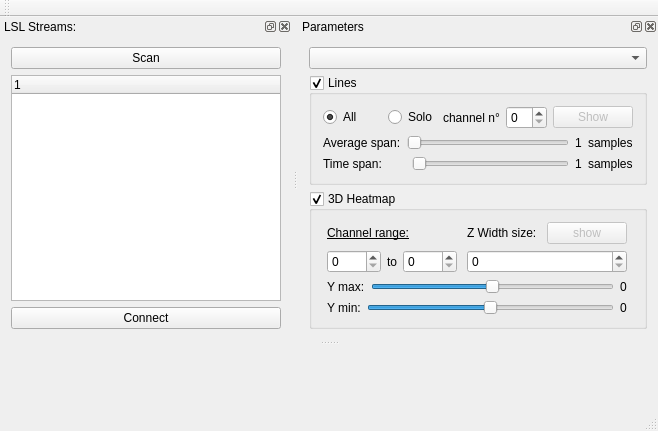
First picture: the form in forms/mainwindow.ui, repository Aightech/lslsub_plotter, before the edit.
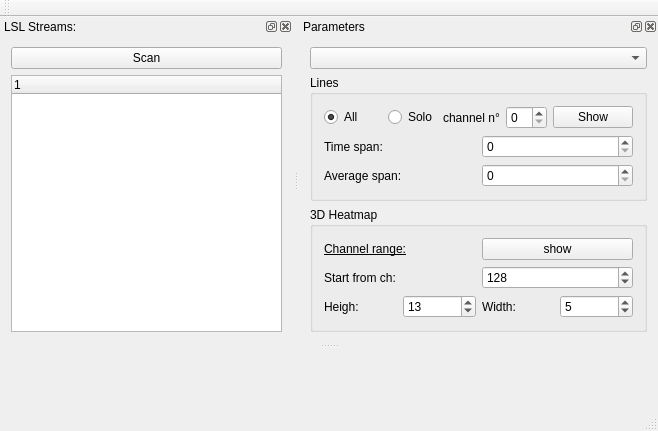
Second picture: the form after the edit.

```diff
--- a/forms/mainwindow.ui
+++ b/forms/mainwindow.ui
@@ -42,7 +42,7 @@
   <widget class="QStatusBar" name="statusBar"/>
   <widget class="QDockWidget" name="dockWidget_3">
    <property name="sizePolicy">
-    <sizepolicy hsizetype="Expanding" vsizetype="Preferred">
+    <sizepolicy hsizetype="Preferred" vsizetype="Preferred">
      <horstretch>0</horstretch>
      <verstretch>0</verstretch>
     </sizepolicy>
@@ -58,10 +58,10 @@
    </attribute>
    <widget class="QWidget" name="dockWidgetContents_3">
     <layout class="QGridLayout" name="gridLayout_7">
-     <item row="3" column="0">
-      <widget class="QPushButton" name="pushButton_connect_stream">
+     <item row="0" column="0">
+      <widget class="QPushButton" name="pushButton_scanStream">
        <property name="text">
-        <string>Connect</string>
+        <string>Scan</string>
        </property>
       </widget>
      </item>
@@ -74,19 +74,12 @@
        </column>
       </widget>
      </item>
-     <item row="0" column="0">
-      <widget class="QPushButton" name="pushButton_scanStream">
-       <property name="text">
-        <string>Scan</string>
-       </property>
-      </widget>
-     </item>
     </layout>
    </widget>
   </widget>
   <widget class="QDockWidget" name="dockWidget">
    <property name="sizePolicy">
-    <sizepolicy hsizetype="Minimum" vsizetype="Minimum">
+    <sizepolicy hsizetype="Preferred" vsizetype="Minimum">
      <horstretch>0</horstretch>
      <verstretch>0</verstretch>
     </sizepolicy>
@@ -104,10 +97,23 @@
        <item>
         <layout class="QVBoxLayout" name="verticalLayout_3D">
          <item>
-          <widget class="QComboBox" name="comboBox_stream"/>
+          <widget class="QComboBox" name="comboBox_stream">
+           <property name="sizePolicy">
+            <sizepolicy hsizetype="Preferred" vsizetype="Fixed">
+             <horstretch>0</horstretch>
+             <verstretch>0</verstretch>
+            </sizepolicy>
+           </property>
+          </widget>
          </item>
          <item>
           <widget class="QGroupBox" name="groupBox_2D">
+           <property name="sizePolicy">
+            <sizepolicy hsizetype="Preferred" vsizetype="Preferred">
+             <horstretch>0</horstretch>
+             <verstretch>0</verstretch>
+            </sizepolicy>
+           </property>
            <property name="title">
             <string>Lines</string>
            </property>
@@ -115,108 +121,24 @@
             <bool>false</bool>
            </property>
            <property name="checkable">
-            <bool>true</bool>
+            <bool>false</bool>
            </property>
            <layout class="QGridLayout" name="gridLayout_2">
-            <item row="1" column="0" colspan="3">
-             <layout class="QHBoxLayout" name="horizontalLayout_4">
-              <item>
-               <widget class="QLabel" name="label_11">
-                <property name="text">
-                 <string>Average span:</string>
-                </property>
-               </widget>
-              </item>
-              <item>
-               <widget class="QSlider" name="horizontalSlider_mean_span">
-                <property name="sizePolicy">
-                 <sizepolicy hsizetype="Expanding" vsizetype="Fixed">
-                  <horstretch>0</horstretch>
-                  <verstretch>0</verstretch>
-                 </sizepolicy>
-                </property>
-                <property name="minimum">
-                 <number>1</number>
-                </property>
-                <property name="maximum">
-                 <number>300</number>
-                </property>
-                <property name="orientation">
-                 <enum>Qt::Horizontal</enum>
-                </property>
-               </widget>
-              </item>
-              <item>
-               <widget class="QLabel" name="label_meanSpan">
-                <property name="sizePolicy">
-                 <sizepolicy hsizetype="Minimum" vsizetype="Preferred">
-                  <horstretch>0</horstretch>
-                  <verstretch>0</verstretch>
-                 </sizepolicy>
-                </property>
-                <property name="text">
-                 <string>1</string>
-                </property>
-               </widget>
-              </item>
-              <item>
-               <widget class="QLabel" name="label_13">
-                <property name="text">
-                 <string>samples</string>
-                </property>
-               </widget>
-              </item>
-             </layout>
-            </item>
-            <item row="2" column="0" colspan="3">
-             <layout class="QHBoxLayout" name="horizontalLayout_5">
-              <item>
-               <widget class="QLabel" name="label_15">
-                <property name="text">
-                 <string>Time span:       </string>
-                </property>
-               </widget>
-              </item>
-              <item>
-               <widget class="QSlider" name="horizontalSlider_timeSpan">
-                <property name="sizePolicy">
-                 <sizepolicy hsizetype="Expanding" vsizetype="Fixed">
-                  <horstretch>0</horstretch>
-                  <verstretch>0</verstretch>
-                 </sizepolicy>
-                </property>
-                <property name="minimum">
-                 <number>10</number>
-                </property>
-                <property name="maximum">
-                 <number>5000</number>
-                </property>
-                <property name="orientation">
-                 <enum>Qt::Horizontal</enum>
-                </property>
-               </widget>
-              </item>
-              <item>
-               <widget class="QLabel" name="label_timeSpan">
-                <property name="sizePolicy">
-                 <sizepolicy hsizetype="Minimum" vsizetype="Preferred">
-                  <horstretch>0</horstretch>
-                  <verstretch>0</verstretch>
-                 </sizepolicy>
-                </property>
-                <property name="text">
-                 <string>1</string>
-                </property>
-               </widget>
-              </item>
-              <item>
-               <widget class="QLabel" name="label_17">
-                <property name="text">
-                 <string>samples</string>
-                </property>
-               </widget>
-              </item>
-             </layout>
+            <item row="0" column="2">
+             <widget class="QPushButton" name="pushButton_plot_line">
+              <property name="enabled">
+               <bool>true</bool>
+              </property>
+              <property name="sizePolicy">
+               <sizepolicy hsizetype="Preferred" vsizetype="Fixed">
+                <horstretch>0</horstretch>
+                <verstretch>0</verstretch>
+               </sizepolicy>
+              </property>
+              <property name="text">
+               <string>Show</string>
+              </property>
+             </widget>
             </item>
             <item row="0" column="0">
              <widget class="QRadioButton" name="radioButton_all">
@@ -238,6 +160,12 @@
              <layout class="QHBoxLayout" name="horizontalLayout_6">
               <item>
                <widget class="QRadioButton" name="radioButton_solo">
+                <property name="sizePolicy">
+                 <sizepolicy hsizetype="Preferred" vsizetype="Fixed">
+                  <horstretch>0</horstretch>
+                  <verstretch>0</verstretch>
+                 </sizepolicy>
+                </property>
                 <property name="text">
                  <string>Solo</string>
                 </property>
@@ -246,7 +174,7 @@
               <item>
                <widget class="QLabel" name="label">
                 <property name="sizePolicy">
-                 <sizepolicy hsizetype="Minimum" vsizetype="Minimum">
+                 <sizepolicy hsizetype="Preferred" vsizetype="Minimum">
                   <horstretch>0</horstretch>
                   <verstretch>0</verstretch>
                  </sizepolicy>
@@ -257,9 +185,9 @@
                </widget>
               </item>
               <item>
-               <widget class="QSpinBox" name="spinBox_channelNum">
+               <widget class="QSpinBox" name="spinBox_lineChannelNum">
                 <property name="sizePolicy">
-                 <sizepolicy hsizetype="Minimum" vsizetype="Fixed">
+                 <sizepolicy hsizetype="Preferred" vsizetype="Fixed">
                   <horstretch>0</horstretch>
                   <verstretch>0</verstretch>
                  </sizepolicy>
@@ -274,21 +202,59 @@
               </item>
              </layout>
             </item>
-            <item row="0" column="2">
-             <widget class="QPushButton" name="pushButton_display2D">
-              <property name="enabled">
-               <bool>false</bool>
-              </property>
-              <property name="sizePolicy">
-               <sizepolicy hsizetype="Fixed" vsizetype="Fixed">
-                <horstretch>0</horstretch>
-                <verstretch>0</verstretch>
-               </sizepolicy>
-              </property>
-              <property name="text">
-               <string>Show</string>
-              </property>
-             </widget>
+            <item row="2" column="0" colspan="3">
+             <layout class="QHBoxLayout" name="horizontalLayout_4">
+              <item>
+               <widget class="QLabel" name="label_11">
+                <property name="sizePolicy">
+                 <sizepolicy hsizetype="Preferred" vsizetype="Preferred">
+                  <horstretch>0</horstretch>
+                  <verstretch>0</verstretch>
+                 </sizepolicy>
+                </property>
+                <property name="text">
+                 <string>Average span:</string>
+                </property>
+               </widget>
+              </item>
+              <item>
+               <widget class="QSpinBox" name="spinBox_AvgSpan">
+                <property name="sizePolicy">
+                 <sizepolicy hsizetype="Preferred" vsizetype="Fixed">
+                  <horstretch>0</horstretch>
+                  <verstretch>0</verstretch>
+                 </sizepolicy>
+                </property>
+               </widget>
+              </item>
+             </layout>
+            </item>
+            <item row="1" column="0" colspan="3">
+             <layout class="QHBoxLayout" name="horizontalLayout_5">
+              <item>
+               <widget class="QLabel" name="label_15">
+                <property name="sizePolicy">
+                 <sizepolicy hsizetype="Preferred" vsizetype="Preferred">
+                  <horstretch>0</horstretch>
+                  <verstretch>0</verstretch>
+                 </sizepolicy>
+                </property>
+                <property name="text">
+                 <string>Time span:       </string>
+                </property>
+               </widget>
+              </item>
+              <item>
+               <widget class="QSpinBox" name="spinBox_lineTimeSpan">
+                <property name="sizePolicy">
+                 <sizepolicy hsizetype="Preferred" vsizetype="Fixed">
+                  <horstretch>0</horstretch>
+                  <verstretch>0</verstretch>
+                 </sizepolicy>
+                </property>
+               </widget>
+              </item>
+             </layout>
             </item>
            </layout>
           </widget>
@@ -296,7 +262,7 @@
          <item>
           <widget class="QGroupBox" name="groupBox_3D">
            <property name="sizePolicy">
-            <sizepolicy hsizetype="Minimum" vsizetype="Preferred">
+            <sizepolicy hsizetype="Preferred" vsizetype="Preferred">
              <horstretch>0</horstretch>
              <verstretch>0</verstretch>
             </sizepolicy>
@@ -305,144 +271,13 @@
             <string>3D Heatmap</string>
            </property>
            <property name="checkable">
-            <bool>true</bool>
+            <bool>false</bool>
            </property>
            <layout class="QGridLayout" name="gridLayout">
-            <item row="2" column="1" colspan="2">
-             <widget class="QSpinBox" name="spinBox_heatmapZWidthSize">
-              <property name="sizePolicy">
-               <sizepolicy hsizetype="Preferred" vsizetype="Fixed">
-                <horstretch>0</horstretch>
-                <verstretch>0</verstretch>
-               </sizepolicy>
-              </property>
-              <property name="maximum">
-               <number>1000</number>
-              </property>
-             </widget>
-            </item>
-            <item row="1" column="1">
-             <widget class="QLabel" name="label_9">
-              <property name="sizePolicy">
-               <sizepolicy hsizetype="Fixed" vsizetype="Preferred">
-                <horstretch>0</horstretch>
-                <verstretch>0</verstretch>
-               </sizepolicy>
-              </property>
-              <property name="text">
-               <string>Z Width size:</string>
-              </property>
-             </widget>
-            </item>
-            <item row="2" column="0">
-             <layout class="QHBoxLayout" name="horizontalLayout_20">
-              <item>
-               <widget class="QSpinBox" name="spinBox_heatmapChmin">
-                <property name="sizePolicy">
-                 <sizepolicy hsizetype="Minimum" vsizetype="Fixed">
-                  <horstretch>0</horstretch>
-                  <verstretch>0</verstretch>
-                 </sizepolicy>
-                </property>
-                <property name="maximum">
-                 <number>1000</number>
-                </property>
-               </widget>
-              </item>
-              <item>
-               <widget class="QLabel" name="label_31">
-                <property name="sizePolicy">
-                 <sizepolicy hsizetype="Minimum" vsizetype="Preferred">
-                  <horstretch>0</horstretch>
-                  <verstretch>0</verstretch>
-                 </sizepolicy>
-                </property>
-                <property name="text">
-                 <string>to</string>
-                </property>
-                <property name="alignment">
-                 <set>Qt::AlignRight|Qt::AlignTrailing|Qt::AlignVCenter</set>
-                </property>
-               </widget>
-              </item>
-              <item>
-               <widget class="QSpinBox" name="spinBox_heatmapChmax">
-                <property name="sizePolicy">
-                 <sizepolicy hsizetype="Minimum" vsizetype="Fixed">
-                  <horstretch>0</horstretch>
-                  <verstretch>0</verstretch>
-                 </sizepolicy>
-                </property>
-                <property name="maximum">
-                 <number>1000</number>
-                </property>
-               </widget>
-              </item>
-             </layout>
-            </item>
-            <item row="3" column="0" colspan="3">
-             <layout class="QHBoxLayout" name="horizontalLayout_7">
-              <item>
-               <widget class="QLabel" name="label_12">
-                <property name="text">
-                 <string>Y max:</string>
-                </property>
-               </widget>
-              </item>
-              <item>
-               <widget class="QSlider" name="horizontalSlider_YmaxDisp">
-                <property name="sizePolicy">
-                 <sizepolicy hsizetype="Expanding" vsizetype="Fixed">
-                  <horstretch>0</horstretch>
-                  <verstretch>0</verstretch>
-                 </sizepolicy>
-                </property>
-                <property name="minimum">
-                 <number>-31000</number>
-                </property>
-                <property name="maximum">
-                 <number>31000</number>
-                </property>
-                <property name="orientation">
-                 <enum>Qt::Horizontal</enum>
-                </property>
-               </widget>
-              </item>
-              <item>
-               <widget class="QLabel" name="label_YmaxDisp">
-                <property name="sizePolicy">
-                 <sizepolicy hsizetype="Minimum" vsizetype="Preferred">
-                  <horstretch>0</horstretch>
-                  <verstretch>0</verstretch>
-                 </sizepolicy>
-                </property>
-                <property name="text">
-                 <string>0</string>
-                </property>
-               </widget>
-              </item>
-             </layout>
-            </item>
-            <item row="1" column="2">
-             <widget class="QPushButton" name="pushButton_display3D">
-              <property name="enabled">
-               <bool>false</bool>
-              </property>
-              <property name="sizePolicy">
-               <sizepolicy hsizetype="Fixed" vsizetype="Fixed">
-                <horstretch>0</horstretch>
-                <verstretch>0</verstretch>
-               </sizepolicy>
-              </property>
-              <property name="text">
-               <string>show</string>
-              </property>
-             </widget>
-            </item>
-            <item row="1" column="0">
+            <item row="0" column="0">
              <widget class="QLabel" name="label_26">
               <property name="sizePolicy">
-               <sizepolicy hsizetype="Fixed" vsizetype="Preferred">
+               <sizepolicy hsizetype="Preferred" vsizetype="Preferred">
                 <horstretch>0</horstretch>
                 <verstretch>0</verstretch>
                </sizepolicy>
@@ -460,44 +295,115 @@
               </property>
              </widget>
             </item>
-            <item row="4" column="0" colspan="3">
-             <layout class="QHBoxLayout" name="horizontalLayout_9">
+            <item row="0" column="1">
+             <widget class="QPushButton" name="pushButton_plot_heatmap">
+              <property name="enabled">
+               <bool>true</bool>
+              </property>
+              <property name="sizePolicy">
+               <sizepolicy hsizetype="Preferred" vsizetype="Fixed">
+                <horstretch>0</horstretch>
+                <verstretch>0</verstretch>
+               </sizepolicy>
+              </property>
+              <property name="text">
+               <string>show</string>
+              </property>
+             </widget>
+            </item>
+            <item row="1" column="0" colspan="2">
+             <layout class="QHBoxLayout" name="horizontalLayout_20">
+              <item>
+               <widget class="QLabel" name="label_31">
+                <property name="sizePolicy">
+                 <sizepolicy hsizetype="Preferred" vsizetype="Preferred">
+                  <horstretch>0</horstretch>
+                  <verstretch>0</verstretch>
+                 </sizepolicy>
+                </property>
+                <property name="text">
+                 <string>Start from ch: </string>
+                </property>
+                <property name="alignment">
+                 <set>Qt::AlignLeading|Qt::AlignLeft|Qt::AlignVCenter</set>
+                </property>
+               </widget>
+              </item>
+              <item>
+               <widget class="QSpinBox" name="spinBox_heatmapChmin">
+                <property name="sizePolicy">
+                 <sizepolicy hsizetype="Preferred" vsizetype="Fixed">
+                  <horstretch>0</horstretch>
+                  <verstretch>0</verstretch>
+                 </sizepolicy>
+                </property>
+                <property name="maximum">
+                 <number>1000</number>
+                </property>
+                <property name="value">
+                 <number>128</number>
+                </property>
+               </widget>
+              </item>
+             </layout>
+            </item>
+            <item row="2" column="0" colspan="2">
+             <layout class="QHBoxLayout" name="horizontalLayout_7">
+              <item>
+               <widget class="QLabel" name="label_12">
+                <property name="sizePolicy">
+                 <sizepolicy hsizetype="Preferred" vsizetype="Preferred">
+                  <horstretch>0</horstretch>
+                  <verstretch>0</verstretch>
+                 </sizepolicy>
+                </property>
+                <property name="text">
+                 <string>Heigh:</string>
+                </property>
+               </widget>
+              </item>
+              <item>
+               <widget class="QSpinBox" name="spinBox_heatmapHeight">
+                <property name="sizePolicy">
+                 <sizepolicy hsizetype="Preferred" vsizetype="Fixed">
+                  <horstretch>0</horstretch>
+                  <verstretch>0</verstretch>
+                 </sizepolicy>
+                </property>
+                <property name="maximum">
+                 <number>1000</number>
+                </property>
+                <property name="value">
+                 <number>13</number>
+                </property>
+               </widget>
+              </item>
               <item>
                <widget class="QLabel" name="label_16">
+                <property name="sizePolicy">
+                 <sizepolicy hsizetype="Preferred" vsizetype="Preferred">
+                  <horstretch>0</horstretch>
+                  <verstretch>0</verstretch>
+                 </sizepolicy>
+                </property>
                 <property name="text">
-                 <string>Y min:</string>
+                 <string>Width:</string>
                 </property>
                </widget>
               </item>
               <item>
-               <widget class="QSlider" name="horizontalSlider_YminDisp">
+               <widget class="QSpinBox" name="spinBox_heatmapWidth">
                 <property name="sizePolicy">
-                 <sizepolicy hsizetype="Expanding" vsizetype="Fixed">
+                 <sizepolicy hsizetype="Preferred" vsizetype="Fixed">
                   <horstretch>0</horstretch>
                   <verstretch>0</verstretch>
                  </sizepolicy>
                 </property>
-                <property name="minimum">
-                 <number>-31000</number>
-                </property>
                 <property name="maximum">
-                 <number>31000</number>
+                 <number>1000</number>
                 </property>
-                <property name="orientation">
-                 <enum>Qt::Horizontal</enum>
-                </property>
-               </widget>
-              </item>
-              <item>
-               <widget class="QLabel" name="label_YminDisp">
-                <property name="sizePolicy">
-                 <sizepolicy hsizetype="Minimum" vsizetype="Preferred">
-                  <horstretch>0</horstretch>
-                  <verstretch>0</verstretch>
-                 </sizepolicy>
-                </property>
-                <property name="text">
-                 <string>0</string>
+                <property name="value">
+                 <number>5</number>
                 </property>
                </widget>
               </item>
```
